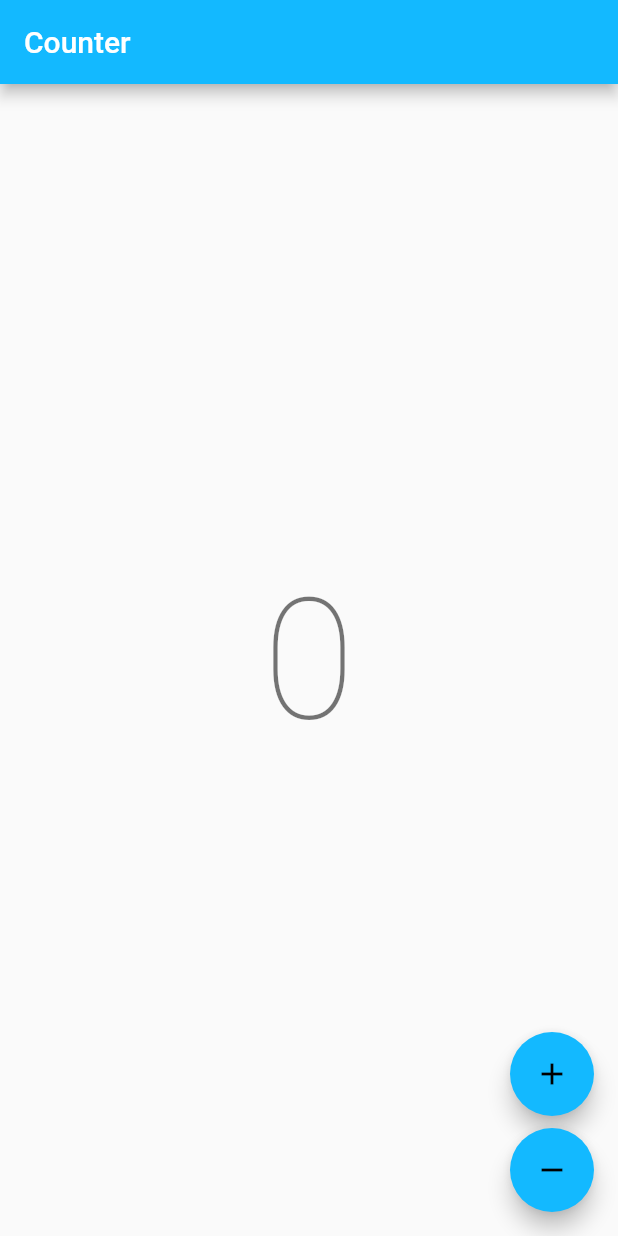
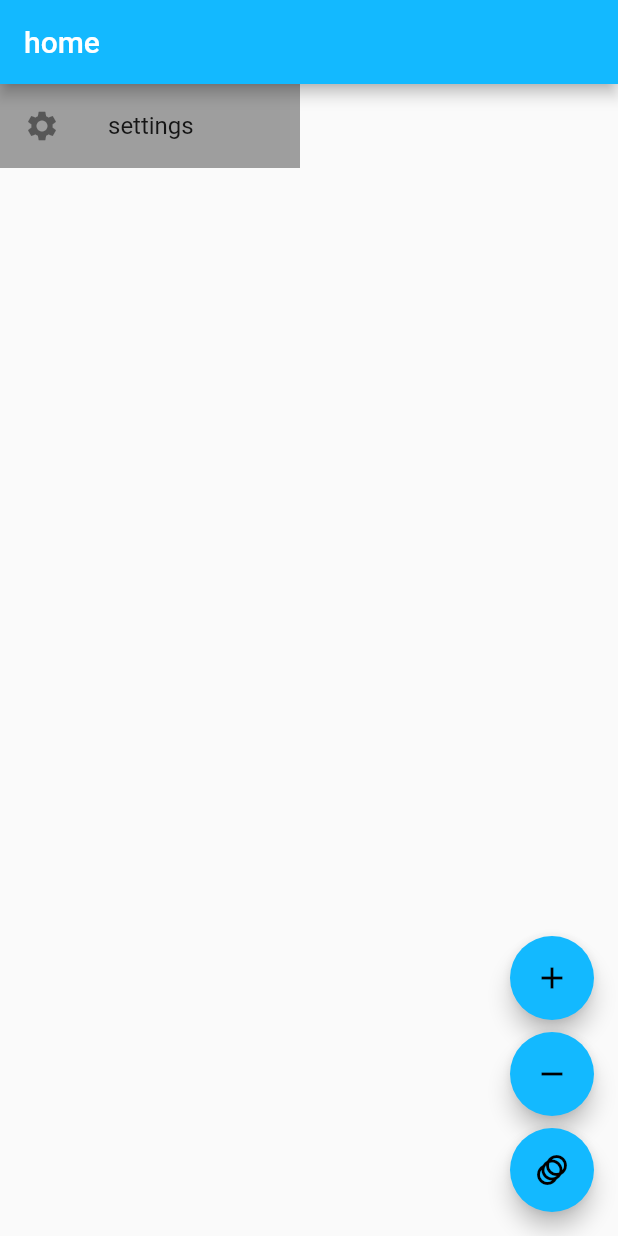
Before and after one commit to BruceClark406/shed-straps-app, a Flutter app: the screen it shows after launch, on a phone screen of 412 x 824 dp. Run offline on Flutter 3.47's test engine with Material 2 defaults, Android fonts, the phone set to English and light mode, and no system bars; our stand-ins replace bloc, equatable, flutter_bloc; generated files the repository leaves out were written again.

Commit message:
playing with animations

```diff
--- a/lib/home/view/home_page.dart
+++ b/lib/home/view/home_page.dart
@@ -1,7 +1,6 @@
 import 'package:flutter/material.dart';
 import 'package:flutter_bloc/flutter_bloc.dart';
 import 'package:shed_straps_app/home/bloc/app_bloc.dart';
-import 'package:shed_straps_app/l10n/l10n.dart';
 
 class HomePage extends StatelessWidget {
   const HomePage({Key? key}) : super(key: key);
@@ -15,15 +14,48 @@ class HomePage extends StatelessWidget {
   }
 }
 
-class HomeView extends StatelessWidget {
+class HomeView extends StatefulWidget {
   const HomeView({Key? key}) : super(key: key);
 
   @override
+  _HomeViewState createState() => _HomeViewState();
+}
+
+class _HomeViewState extends State<HomeView> {
+  bool expanded = true;
+  bool expanding = false;
+  double width = 200;
+
+  @override
   Widget build(BuildContext context) {
-    final l10n = context.l10n;
     return Scaffold(
-      appBar: AppBar(title: Text(l10n.counterAppBarTitle)),
-      body: const Center(child: CounterText()),
+      appBar: AppBar(title: const Text('home')),
+      body: AnimatedContainer(
+        duration: const Duration(seconds: 1),
+        curve: Curves.fastOutSlowIn,
+        width: width,
+        color: Colors.grey,
+        // onEnd: () => setState(() {
+        // expanding = true;
+        // }),
+        child: const ListTile(
+          // title: AnimatedDefaultTextStyle(
+          //   duration: const Duration(milliseconds: 300),
+          //   style: TextStyle(
+          //     fontSize: _fontSize,
+          //     color: _color,
+          //     fontWeight: FontWeight.bold,
+          //   ),
+          //   child: const Text('home'),
+          // ),
+          title: Text(
+            'settings',
+            overflow: TextOverflow.fade,
+            softWrap: false,
+          ),
+          leading: Icon(Icons.settings),
+        ),
+      ),
       floatingActionButton: Column(
         mainAxisAlignment: MainAxisAlignment.end,
         crossAxisAlignment: CrossAxisAlignment.end,
@@ -37,6 +69,19 @@ class HomeView extends StatelessWidget {
             onPressed: () =>
                 context.read<AppBloc>().add(const DecrementFromCounter()),
             child: const Icon(Icons.remove),
+          ),
+          const SizedBox(height: 8),
+          FloatingActionButton(
+            onPressed: () {
+              setState(() {
+                expanding = true;
+                expanded = !expanded;
+                width = expanded ? 200 : 70;
+                expanding = true;
+                expanding = false;
+              });
+            },
+            child: const Icon(Icons.animation),
           ),
         ],
       ),
```
